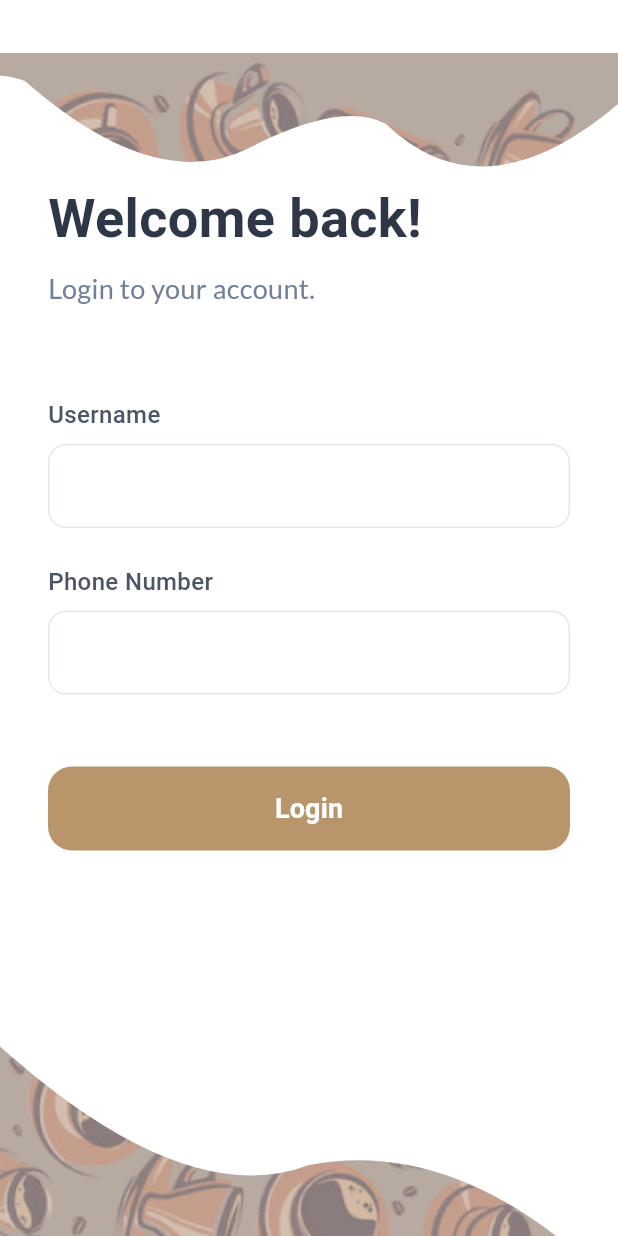
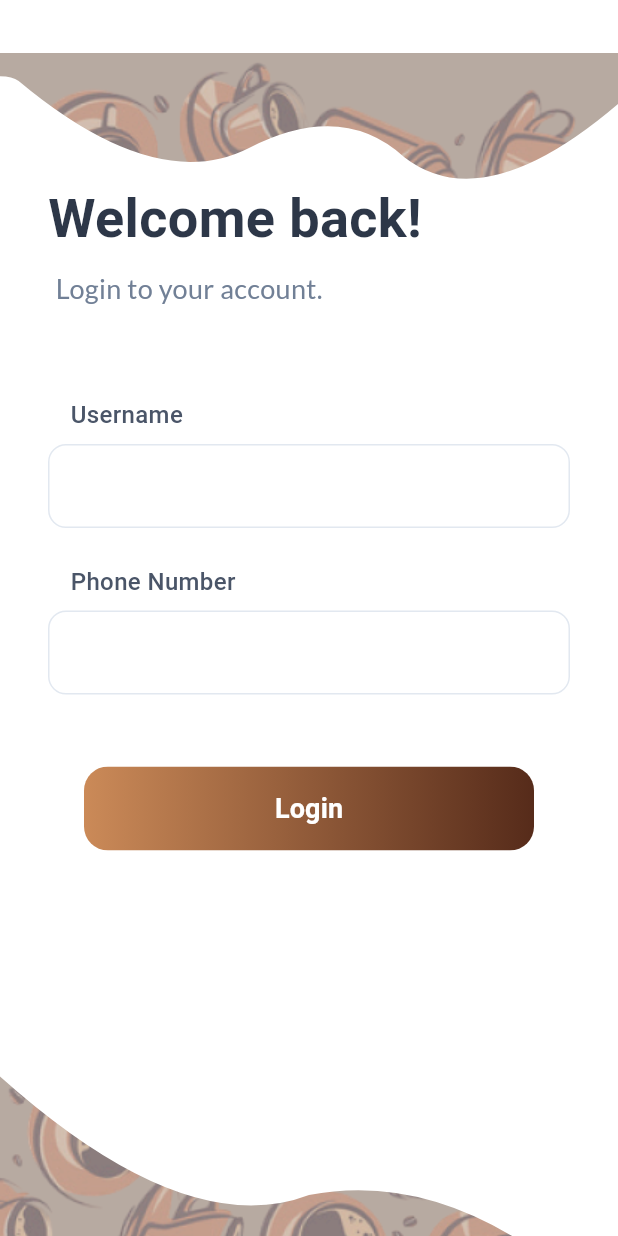
Before and after one commit to 0xPr0F3ss0r/coffe_shop_frontend, a Flutter app: the screen it shows after launch, on a phone screen of 412 x 824 dp. Run offline on Flutter 3.47's test engine with Material 3 defaults, Android fonts, the phone set to English and light mode, and no system bars; our stand-ins replace google_fonts.

Commit message:
finish login page with making nice widgets with clippath

```diff
--- a/lib/view/login.dart
+++ b/lib/view/login.dart
@@ -1,3 +1,4 @@
+import 'package:coffe_shop_ui/widgets/ClipedWidgets.dart';
 import 'package:flutter/material.dart';
 import 'package:google_fonts/google_fonts.dart';
 
@@ -7,6 +8,8 @@ class LoginScreen extends StatelessWidget {
   @override
   Widget build(BuildContext context) {
     return Scaffold(
+      resizeToAvoidBottomInset: false,
+
       backgroundColor: Colors.white,
       body: Stack(
         children: [
@@ -21,8 +24,8 @@ class LoginScreen extends StatelessWidget {
                   opacity: 0.9,
                   child: ColorFiltered(
                     colorFilter: ColorFilter.mode(
-                      const Color(0XFFB19E90).withOpacity(0.6), // اللون المطلوب
-                      BlendMode.modulate, // أو جرب BlendMode.modulate
+                      const Color(0XFFB19E90).withOpacity(0.6),
+                      BlendMode.modulate,
                     ),
                     child: Image.asset("assets/buttonlogin1.png"),
                   ),
@@ -30,8 +33,9 @@ class LoginScreen extends StatelessWidget {
               ),
             ),
           ),
+          // bottom image
           Positioned(
-            bottom: 0,
+            bottom: -20,
             left: 0,
             right: 0,
             child: Container(
@@ -42,8 +46,8 @@ class LoginScreen extends StatelessWidget {
                   opacity: 0.9,
                   child: ColorFiltered(
                     colorFilter: ColorFilter.mode(
-                      const Color(0XFFB19E90).withOpacity(0.6), // اللون المطلوب
-                      BlendMode.modulate, // أو جرب BlendMode.modulate
+                      const Color(0XFFB19E90).withOpacity(0.6),
+                      BlendMode.modulate,
                     ),
                     child: Image.asset(
                       "assets/buttonlogin1.png",
@@ -55,15 +59,18 @@ class LoginScreen extends StatelessWidget {
             ),
           ),
           // Main form container
-          SafeArea(
+          Positioned(
+            bottom: 5,
+            top: 120,
+            left: 0,
+            right: 0,
+            child: SafeArea(
               child: Padding(
                 padding: const EdgeInsets.symmetric(horizontal: 32),
+                child: SingleChildScrollView(
                   child: Column(
                     crossAxisAlignment: CrossAxisAlignment.start,
-
                     children: [
-                  const SizedBox(height: 120),
-
                       // Welcome text
                       const Text(
                         "Welcome back!",
@@ -74,23 +81,29 @@ class LoginScreen extends StatelessWidget {
                         ),
                       ),
                       const SizedBox(height: 8),
-                  Text(
+                      Padding(
+                        padding: const EdgeInsets.only(left: 5),
+                        child: Text(
                           "Login to your account.",
                           style: GoogleFonts.lato(
                             fontSize: 18,
                             color: const Color(0xFF718096),
                           ),
                         ),
+                      ),
 
                       const SizedBox(height: 60),
 
                       // Username field
-                  const Text(
+                      Padding(
+                        padding: const EdgeInsets.only(left: 15),
+                        child: const Text(
                           "Username",
                           style: TextStyle(
                             color: Color(0xFF4A5568),
                             fontSize: 16,
                             fontWeight: FontWeight.w500,
+                          ),
                         ),
                       ),
                       const SizedBox(height: 8),
@@ -100,15 +113,21 @@ class LoginScreen extends StatelessWidget {
                           fillColor: Colors.white,
                           border: OutlineInputBorder(
                             borderRadius: BorderRadius.circular(12),
-                        borderSide: const BorderSide(color: Color(0xFFE2E8F0)),
+                            borderSide: const BorderSide(
+                              color: Color(0xFFE2E8F0),
+                            ),
                           ),
                           enabledBorder: OutlineInputBorder(
                             borderRadius: BorderRadius.circular(12),
-                        borderSide: const BorderSide(color: Color(0xFFE2E8F0)),
+                            borderSide: const BorderSide(
+                              color: Color(0xFFE2E8F0),
+                            ),
                           ),
                           focusedBorder: OutlineInputBorder(
                             borderRadius: BorderRadius.circular(12),
-                        borderSide: const BorderSide(color: Color(0xFFCB8A58)),
+                            borderSide: const BorderSide(
+                              color: Color(0xFFCB8A58),
+                            ),
                           ),
                           contentPadding: const EdgeInsets.symmetric(
                             horizontal: 16,
@@ -120,12 +139,15 @@ class LoginScreen extends StatelessWidget {
                       const SizedBox(height: 24),
 
                       // Phone Number field
-                  const Text(
+                      Padding(
+                        padding: const EdgeInsets.only(left: 15),
+                        child: const Text(
                           "Phone Number",
                           style: TextStyle(
                             color: Color(0xFF4A5568),
                             fontSize: 16,
                             fontWeight: FontWeight.w500,
+                          ),
                         ),
                       ),
                       const SizedBox(height: 8),
@@ -136,15 +158,21 @@ class LoginScreen extends StatelessWidget {
                           fillColor: Colors.white,
                           border: OutlineInputBorder(
                             borderRadius: BorderRadius.circular(12),
-                        borderSide: const BorderSide(color: Color(0xFFE2E8F0)),
+                            borderSide: const BorderSide(
+                              color: Color(0xFFE2E8F0),
+                            ),
                           ),
                           enabledBorder: OutlineInputBorder(
                             borderRadius: BorderRadius.circular(12),
-                        borderSide: const BorderSide(color: Color(0xFFE2E8F0)),
+                            borderSide: const BorderSide(
+                              color: Color(0xFFE2E8F0),
+                            ),
                           ),
                           focusedBorder: OutlineInputBorder(
                             borderRadius: BorderRadius.circular(12),
-                        borderSide: const BorderSide(color: Color(0xFFCB8A58)),
+                            borderSide: const BorderSide(
+                              color: Color(0xFFCB8A58),
+                            ),
                           ),
                           contentPadding: const EdgeInsets.symmetric(
                             horizontal: 16,
@@ -164,12 +192,24 @@ class LoginScreen extends StatelessWidget {
                             // Handle login logic here
                           },
                           style: ElevatedButton.styleFrom(
-                        backgroundColor: const Color(0xFFB8956A),
+                            backgroundColor: Colors.transparent,
                             elevation: 0,
                             shape: RoundedRectangleBorder(
                               borderRadius: BorderRadius.circular(16),
                             ),
                           ),
+                          child: Ink(
+                            width: 600,
+                            decoration: BoxDecoration(
+                              gradient: const LinearGradient(
+                                colors: [Color(0xFFCB8A58), Color(0xFF562B1A)],
+                                begin: Alignment.centerLeft,
+                                end: Alignment.centerRight,
+                              ),
+                              borderRadius: BorderRadius.circular(16),
+                            ),
+                            child: Container(
+                              alignment: Alignment.center,
                               child: const Text(
                                 "Login",
                                 style: TextStyle(
@@ -180,120 +220,16 @@ class LoginScreen extends StatelessWidget {
                               ),
                             ),
                           ),
-
-                  const SizedBox(height: 150),
+                        ),
+                      ),
                     ],
                   ),
                 ),
               ),
-          // Example: Add a logo or floating widget above the form
-          // Positioned(
-          //   top: 40,
-          //   child: CircleAvatar(
-          //     radius: 40,
-          //     backgroundColor: Colors.brown[200],
-          //     child: Icon(Icons.coffee, size: 48, color: Colors.white),
-          //   ),
-          // ),
+            ),
+          ),
         ],
       ),
     );
   }
 }
-
-class BottomWaveClipper extends CustomClipper<Path> {
-  @override
-  Path getClip(Size size) {
-    Path path = Path();
-
-    // البداية من أسفل اليسار
-    path.moveTo(0, size.height);
-
-    // خط إلى بداية الشكل المطلوب (مستوى عالي - اقتصاص أقل)
-    path.lineTo(0, size.height * 0.2);
-
-    // شكل الوادي (منحنى للأسفل - اقتصاص أكثر)
-    path.quadraticBezierTo(
-      size.width * 0.30, // نقطة التحكم - وسط الوادي
-      size.height * 0.90, // عمق الوادي للأسفل (اقتصاص أكثر)
-      size.width * 0.50, // نهاية الوادي
-      size.height * 0.7, // العودة للمستوى الأصلي
-    );
-
-    // شكل الجبل (منحنى للأعلى - اقتصاص أقل)
-    path.quadraticBezierTo(
-      size.width * 0.70, // نقطة التحكم - قمة الجبل
-      size.height * 0.6, // ارتفاع قمة الجبل (اقتصاص أقل)
-      size.width * 0.9, // نهاية الجبل قبل الحافة اليمنى
-      size.height, // الجبل ينتهي في مستوى منخفض
-    );
-
-    // خط مستقيم للحافة اليمنى
-    // path.lineTo(size.width * 0.85, size.height);
-    path.lineTo(size.width, size.height); // خط لأسفل اليمين
-    path.close(); // إغلاق المسار
-
-    return path;
-  }
-
-  @override
-  bool shouldReclip(CustomClipper<Path> oldClipper) {
-    return false;
-  }
-}
-
-class TopWaveClipper extends CustomClipper<Path> {
-  @override
-  Path getClip(Size size) {
-    Path path = Path();
-
-    // البداية من أعلى اليسار
-    path.moveTo(0, 0);
-
-    // خط لأعلى اليمين
-    path.lineTo(size.width, 0);
-
-    // خط للأسفل - بداية الشكل
-    path.lineTo(size.width, size.height * 0.2);
-
-    // الجبل الأول (يبدأ من اليمين)
-    path.quadraticBezierTo(
-      size.width * 0.78, // نقطة التحكم - قمة الجبل الأول
-      size.height * 0.7, // ارتفاع قمة الجبل الأول (اقتصاص أكثر)
-      size.width * 0.62, // نهاية الجبل الأول
-      size.height * 0.3, // النزول من الجبل الأول
-    );
-
-    // الوادي (منحنى للأسفل)
-    path.quadraticBezierTo(
-      size.width * 0.55, // نقطة التحكم - وسط الوادي
-      size.height * 0.2, // عمق الوادي (اقتصاص أقل)
-      size.width * 0.4, // نهاية الوادي
-      size.height * 0.4, // الصعود من الوادي
-    );
-
-    path.quadraticBezierTo(
-      size.width * 0.25,
-      size.height * 0.6, // control point (higher for a mountain)
-      size.width * 0.04,
-      size.height * 0.12, // end point (left edge)
-    );
-
-    path.quadraticBezierTo(
-      size.width * 0.02,
-      size.height * 0.1,
-      0,
-      size.height * 0.098,
-    );
-
-    // // إغلاق المسار
-    path.close();
-
-    return path;
-  }
-
-  @override
-  bool shouldReclip(CustomClipper<Path> oldClipper) {
-    return false;
-  }
-}
--- /dev/null
+++ b/lib/widgets/ClipedWidgets.dart
@@ -0,0 +1,97 @@
+// ignore: file_names
+import 'package:flutter/material.dart';
+
+class BottomWaveClipper extends CustomClipper<Path> {
+  @override
+  Path getClip(Size size) {
+    Path path = Path();
+    // start from the left screen from the bottom
+    path.moveTo(0, size.height);
+    // draw line from previous point to this point (left side from 20 % of height)
+    path.lineTo(0, size.height * 0.2);
+
+    // make first quadratic shape
+    path.quadraticBezierTo(
+      size.width * 0.30,
+      size.height * 0.90,
+      size.width * 0.50,
+      size.height * 0.7,
+    );
+
+    // make second mountain
+    path.quadraticBezierTo(
+      size.width * 0.70,
+      size.height * 0.6,
+      size.width * 0.9,
+      size.height,
+    );
+
+    // make line from the last point of the second mountain , to the bottom right corner (out of screen)
+    path.lineTo(size.width, size.height);
+    path.close();
+
+    return path;
+  }
+
+  @override
+  bool shouldReclip(CustomClipper<Path> oldClipper) {
+    return false;
+  }
+}
+
+class TopWaveClipper extends CustomClipper<Path> {
+  @override
+  Path getClip(Size size) {
+    Path path = Path();
+
+    // point of starting
+    path.moveTo(0, 0);
+
+    // got to the right side of screen from the top
+    path.lineTo(size.width, 0);
+
+    // go to the bottom with 20% of height
+    path.lineTo(size.width, size.height * 0.2);
+
+    // make first valley from the right
+    path.quadraticBezierTo(
+      size.width * 0.78,
+      size.height * 0.7,
+      size.width * 0.65,
+      size.height * 0.44,
+    );
+
+    // make second mountain
+    path.quadraticBezierTo(
+      size.width * 0.55,
+      size.height * 0.2,
+      size.width * 0.4,
+      size.height * 0.4,
+    );
+    // make third valley
+    path.quadraticBezierTo(
+      size.width * 0.25,
+      size.height * 0.6,
+      size.width * 0.03,
+      size.height * 0.12,
+    );
+
+    // make fourth half mountain
+    path.quadraticBezierTo(
+      size.width * 0.02,
+      size.height * 0.1,
+      0,
+      size.height * 0.10,
+    );
+
+    // close the path
+    path.close();
+
+    return path;
+  }
+
+  @override
+  bool shouldReclip(CustomClipper<Path> oldClipper) {
+    return false;
+  }
+}
```
Lines whose indentation alone changed are shown as unchanged.
